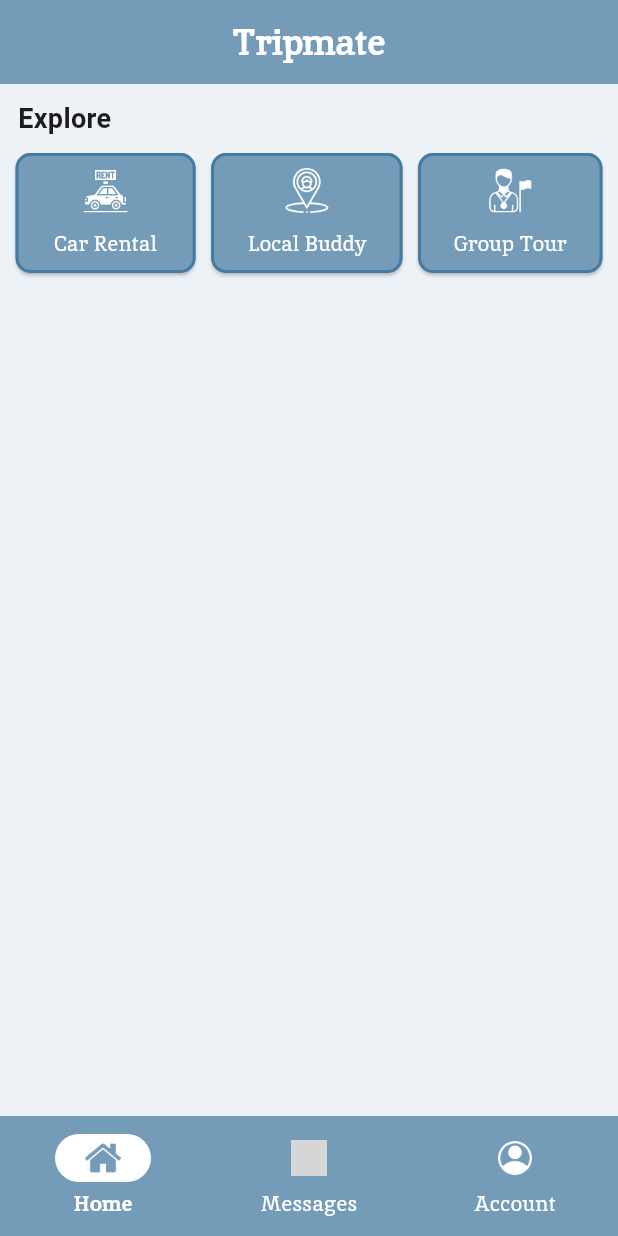
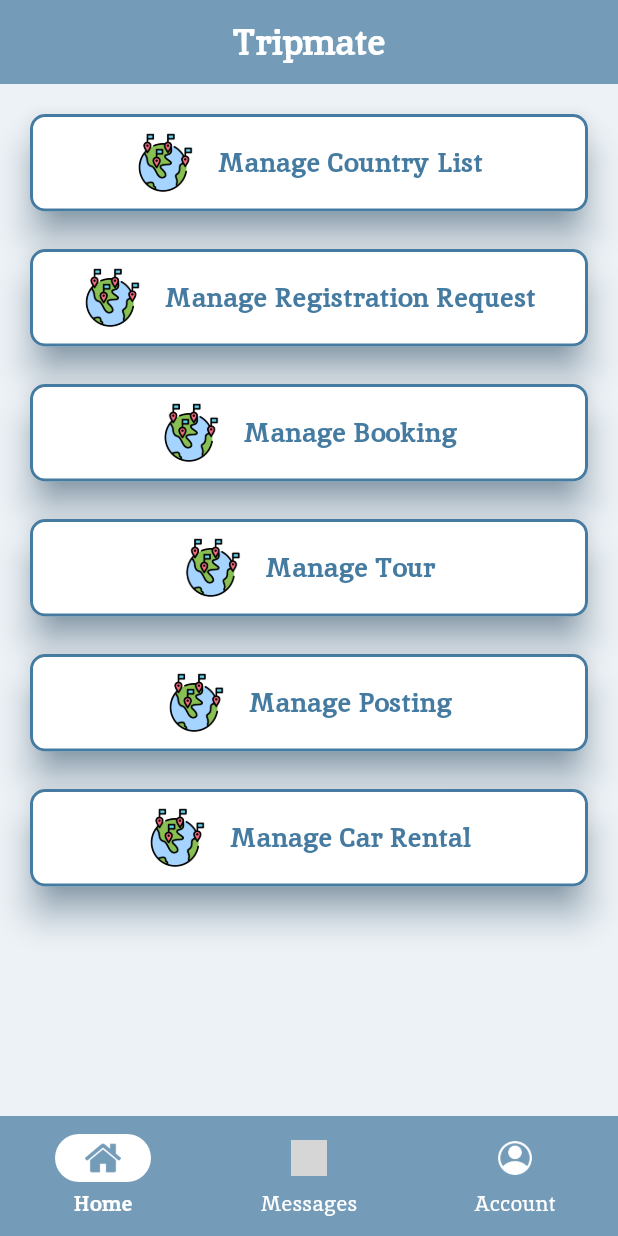
Before and after one commit to jingyinggggg/assignment_tripmate, a Flutter app: the AdminHomepageScreen screen opened directly with empty values, on a phone screen of 412 x 824 dp. Run offline on Flutter 3.47's test engine with Material 3 defaults, Android fonts, the light colour scheme and no system bars; our stand-ins replace cloud_firestore, firebase_auth, firebase_core; accounts and stored records are empty; Roboto replaces fonts that are missing (inika); grey boxes are pictures that could not be loaded.

Commit message:
Working on admin add country to the country list

```diff
--- a/lib/screens/admin/homepage.dart
+++ b/lib/screens/admin/homepage.dart
@@ -1,5 +1,6 @@
 import 'package:assignment_tripmate/screens/admin/adminAccountPage.dart';
 import 'package:assignment_tripmate/screens/admin/admin_bottom_nav_bar.dart';
+import 'package:assignment_tripmate/screens/admin/manageCountryList.dart';
 // import 'package:assignment_tripmate/screens/user/bookings.dart';
 // import 'package:assignment_tripmate/screens/user/itinerary.dart';
 import 'package:assignment_tripmate/screens/user/messages.dart';
@@ -32,125 +33,261 @@ class _AdminHomepageScreenState extends State<AdminHomepageScreen> {
   @override
   Widget build(BuildContext context) {
     final List<Widget> _screens = [
+      Padding(
+        padding: const EdgeInsets.only(top: 20.0, left: 20.0, right: 20.0), // Adjust the values as needed
+        child: Column(
+          mainAxisAlignment: MainAxisAlignment.start,
+          children: [
             Column(
-        mainAxisAlignment: MainAxisAlignment.start,
-        crossAxisAlignment: CrossAxisAlignment.start,
-        children: [
-          Padding(
-            padding: EdgeInsets.only(left: 12, top: 10, bottom: 10),
-            child: Text(
-              "Explore",
-              style: TextStyle(
-                fontSize: 18,
-                fontWeight: FontWeight.bold,
-              ),
-            ),
-          ),
-          Row(
-            mainAxisAlignment: MainAxisAlignment.spaceEvenly,
+              // mainAxisAlignment: MainAxisAlignment.spaceEvenly,
               children: [
                 ElevatedButton(
                   onPressed: () {
-                  // Handle navigation or other actions here.
+                    Navigator.push(
+                      context,
+                      MaterialPageRoute(builder: (context) => AdminManageCountryListScreen(userId: widget.userId))
+                    );
                   },
                   style: ElevatedButton.styleFrom(
-                  backgroundColor: const Color(0xFF749CB9), // Button background color
+                    backgroundColor: Colors.white, // Button background color
                     shape: RoundedRectangleBorder(
                       borderRadius: BorderRadius.circular(10), // Rounded corners
                       side: BorderSide(color: Color(0xFF467BA1), width: 2),
                     ),
-                  minimumSize: const Size(120, 70),
+                    minimumSize: const Size(120, 65),
+                    elevation: 10,
+                    shadowColor: Color(0xFF467BA1),
                   ),
-                child: Column(
+                  child: Row(
+                    mainAxisAlignment: MainAxisAlignment.center,
                     children: const [
-                    SizedBox(height: 10),
                       Image(
-                      image: AssetImage("images/car-rental.png"),
-                      width: 30,
-                      height: 30,
+                        image: AssetImage("images/countries.png"),
+                        width: 40,
+                        height: 40,
                       ),
-                    SizedBox(height: 10),
+                      SizedBox(width: 15),
                       Text(
-                      "Car Rental",
+                        "Manage Country List",
                         style: TextStyle(
                           fontFamily: "Inika",
-                        fontSize: 14,
-                        color: Colors.white,
+                          fontSize: 18,
+                          color: Color(0xFF467BA1),
+                          fontWeight: FontWeight.bold,
                         ),
                       ),
-                    SizedBox(height: 10),
                     ],
                   ),
                 ),
+
+                SizedBox(height: 25),
+
                 ElevatedButton(
                   onPressed: () {
-                  // Handle navigation or other actions here.
+                    Navigator.push(
+                      context,
+                      MaterialPageRoute(builder: (context) => AdminManageCountryListScreen(userId: widget.userId))
+                    );
                   },
                   style: ElevatedButton.styleFrom(
-                  backgroundColor: const Color(0xFF749CB9),
+                    backgroundColor: Colors.white, // Button background color
                     shape: RoundedRectangleBorder(
-                    borderRadius: BorderRadius.circular(10),
+                      borderRadius: BorderRadius.circular(10), // Rounded corners
                       side: BorderSide(color: Color(0xFF467BA1), width: 2),
                     ),
-                  minimumSize: const Size(120, 70),
+                    minimumSize: const Size(120, 65),
+                    elevation: 10,
+                    shadowColor: Color(0xFF467BA1),
                   ),
-                child: Column(
+                  child: Row(
+                    mainAxisAlignment: MainAxisAlignment.center,
                     children: const [
-                    SizedBox(height: 10),
                       Image(
-                      image: AssetImage("images/location.png"),
-                      width: 30,
-                      height: 30,
+                        image: AssetImage("images/countries.png"),
+                        width: 40,
+                        height: 40,
                       ),
-                    SizedBox(height: 10),
+                      SizedBox(width: 15),
                       Text(
-                      "Local Buddy",
+                        "Manage Registration Request",
                         style: TextStyle(
                           fontFamily: "Inika",
-                        fontSize: 14,
-                        color: Colors.white,
+                          fontSize: 18,
+                          color: Color(0xFF467BA1),
+                          fontWeight: FontWeight.bold,
                         ),
                       ),
-                    SizedBox(height: 10),
                     ],
                   ),
                 ),
+
+                SizedBox(height: 25),
+
                 ElevatedButton(
                   onPressed: () {
-                  // Handle navigation or other actions here.
+                    Navigator.push(
+                      context,
+                      MaterialPageRoute(builder: (context) => AdminManageCountryListScreen(userId: widget.userId))
+                    );
                   },
                   style: ElevatedButton.styleFrom(
-                  backgroundColor: const Color(0xFF749CB9),
+                    backgroundColor: Colors.white, // Button background color
                     shape: RoundedRectangleBorder(
-                    borderRadius: BorderRadius.circular(10),
+                      borderRadius: BorderRadius.circular(10), // Rounded corners
                       side: BorderSide(color: Color(0xFF467BA1), width: 2),
                     ),
-                  minimumSize: const Size(120, 70),
+                    minimumSize: const Size(120, 65),
+                    elevation: 10,
+                    shadowColor: Color(0xFF467BA1),
                   ),
-                child: Column(
+                  child: Row(
+                    mainAxisAlignment: MainAxisAlignment.center,
                     children: const [
-                    SizedBox(height: 10),
                       Image(
-                      image: AssetImage("images/tour-guide.png"),
-                      width: 30,
-                      height: 30,
+                        image: AssetImage("images/countries.png"),
+                        width: 40,
+                        height: 40,
                       ),
-                    SizedBox(height: 10),
+                      SizedBox(width: 15),
                       Text(
-                      "Group Tour",
+                        "Manage Booking",
                         style: TextStyle(
                           fontFamily: "Inika",
-                        fontSize: 14,
-                        color: Colors.white,
+                          fontSize: 18,
+                          color: Color(0xFF467BA1),
+                          fontWeight: FontWeight.bold,
                         ),
                       ),
-                    SizedBox(height: 10),
+                    ],
+                  ),
+                ),
+
+                SizedBox(height: 25),
+
+                ElevatedButton(
+                  onPressed: () {
+                    Navigator.push(
+                      context,
+                      MaterialPageRoute(builder: (context) => AdminManageCountryListScreen(userId: widget.userId))
+                    );
+                  },
+                  style: ElevatedButton.styleFrom(
+                    backgroundColor: Colors.white, // Button background color
+                    shape: RoundedRectangleBorder(
+                      borderRadius: BorderRadius.circular(10), // Rounded corners
+                      side: BorderSide(color: Color(0xFF467BA1), width: 2),
+                    ),
+                    minimumSize: const Size(120, 65),
+                    elevation: 10,
+                    shadowColor: Color(0xFF467BA1),
+                  ),
+                  child: Row(
+                    mainAxisAlignment: MainAxisAlignment.center,
+                    children: const [
+                      Image(
+                        image: AssetImage("images/countries.png"),
+                        width: 40,
+                        height: 40,
+                      ),
+                      SizedBox(width: 15),
+                      Text(
+                        "Manage Tour",
+                        style: TextStyle(
+                          fontFamily: "Inika",
+                          fontSize: 18,
+                          color: Color(0xFF467BA1),
+                          fontWeight: FontWeight.bold,
+                        ),
+                      ),
+                    ],
+                  ),
+                ),
+
+                SizedBox(height: 25),
+
+                ElevatedButton(
+                  onPressed: () {
+                    Navigator.push(
+                      context,
+                      MaterialPageRoute(builder: (context) => AdminManageCountryListScreen(userId: widget.userId))
+                    );
+                  },
+                  style: ElevatedButton.styleFrom(
+                    backgroundColor: Colors.white, // Button background color
+                    shape: RoundedRectangleBorder(
+                      borderRadius: BorderRadius.circular(10), // Rounded corners
+                      side: BorderSide(color: Color(0xFF467BA1), width: 2),
+                    ),
+                    minimumSize: const Size(120, 65),
+                    elevation: 10,
+                    shadowColor: Color(0xFF467BA1),
+                  ),
+                  child: Row(
+                    mainAxisAlignment: MainAxisAlignment.center,
+                    children: const [
+                      Image(
+                        image: AssetImage("images/countries.png"),
+                        width: 40,
+                        height: 40,
+                      ),
+                      SizedBox(width: 15),
+                      Text(
+                        "Manage Posting",
+                        style: TextStyle(
+                          fontFamily: "Inika",
+                          fontSize: 18,
+                          color: Color(0xFF467BA1),
+                          fontWeight: FontWeight.bold,
+                        ),
+                      ),
+                    ],
+                  ),
+                ),
+
+                SizedBox(height: 25),
+
+                ElevatedButton(
+                  onPressed: () {
+                    Navigator.push(
+                      context,
+                      MaterialPageRoute(builder: (context) => AdminManageCountryListScreen(userId: widget.userId))
+                    );
+                  },
+                  style: ElevatedButton.styleFrom(
+                    backgroundColor: Colors.white, // Button background color
+                    shape: RoundedRectangleBorder(
+                      borderRadius: BorderRadius.circular(10), // Rounded corners
+                      side: BorderSide(color: Color(0xFF467BA1), width: 2),
+                    ),
+                    minimumSize: const Size(120, 65),
+                    elevation: 10,
+                    shadowColor: Color(0xFF467BA1),
+                  ),
+                  child: Row(
+                    mainAxisAlignment: MainAxisAlignment.center,
+                    children: const [
+                      Image(
+                        image: AssetImage("images/countries.png"),
+                        width: 40,
+                        height: 40,
+                      ),
+                      SizedBox(width: 15),
+                      Text(
+                        "Manage Car Rental",
+                        style: TextStyle(
+                          fontFamily: "Inika",
+                          fontSize: 18,
+                          color: Color(0xFF467BA1),
+                          fontWeight: FontWeight.bold,
+                        ),
+                      ),
                     ],
                   ),
                 ),
               ],
             ),
           ],
+        ),
       ),
       MessagesScreen(),
       AdminAccountScreen(userId: widget.userId), // Access widget.userId here
--- a/lib/screens/user_sign_up.dart
+++ b/lib/screens/user_sign_up.dart
@@ -168,7 +168,7 @@ class _UserSignUpScreenState extends State<UserSignUpScreen> {
       DateTime dobDateOnly = DateTime(dob!.year, dob.month, dob.day);
 
       // Save user data
-      await firestore.collection('users').doc(name).set({
+      await firestore.collection('users').doc(email).set({
         'id': id,
         'name': name,
         'username': name,
```
Also changed, not shown: lib/screens/admin/addCountry.dart (+133 -0 lines), lib/screens/admin/manageCountryList.dart (added, +77 -0 lines), images/countries.png (added). Lines whose indentation alone changed are shown as unchanged.
